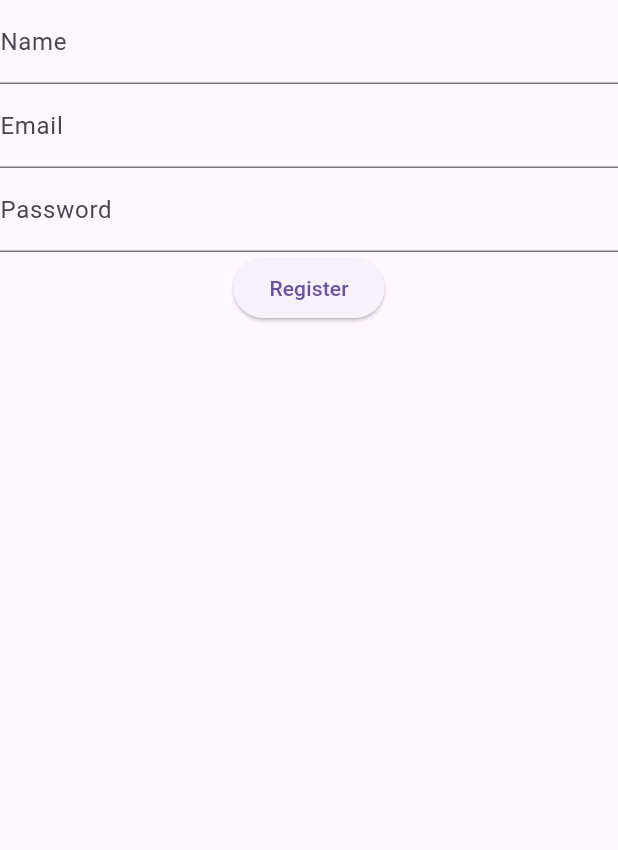
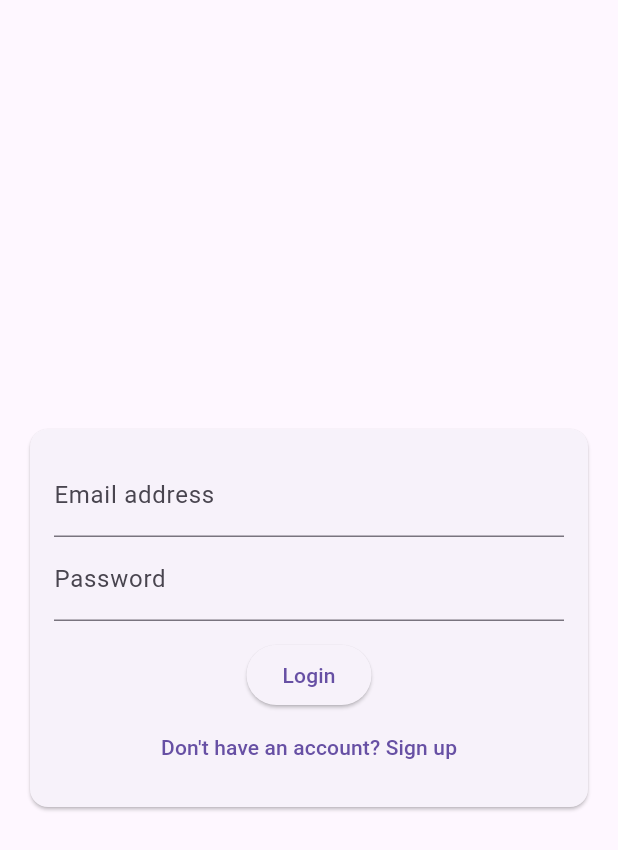
Before and after one commit to ctemkar/forexechangerates, a Flutter app: the screen it shows after launch, on a phone screen of 412 x 824 dp. Shown: the top 850 px of the screen. Run offline on Flutter 3.47's test engine with Material 3 defaults, Android fonts, the phone set to English and light mode, and no system bars.

Commit message:
Added Code For Toggling Login and Registration Form and changes made in main.dart to include these forms

```diff
--- /dev/null
+++ b/lib/auth/auth_form.dart
@@ -0,0 +1,126 @@
+import 'package:flutter/material.dart';
+
+class AuthForm extends StatefulWidget {
+  const AuthForm({super.key});
+
+  @override
+  State<AuthForm> createState() => _AuthFormState();
+
+}
+
+class _AuthFormState extends State<AuthForm> {
+  final _formKey = GlobalKey<FormState>();
+  bool _isLogin = true;
+
+  final _emailController = TextEditingController();
+  final _passwordController = TextEditingController();
+  final _usernameController = TextEditingController();
+
+
+  void _submit() {
+    if (_formKey.currentState!.validate()) {
+      // Implement login or registration logic here
+      if (_isLogin) {
+        // Login logic
+        print('Login with email: ${_emailController.text} and password: ${_passwordController.text}');
+      } else {
+        // Registration logic
+        print('Register with email: ${_emailController.text}, password: ${_passwordController.text}, and username: ${_usernameController.text}');
+      }
+    }
+  }
+
+  void _toggleMode() {
+    setState(() {
+      _isLogin = !_isLogin;
+    });
+  }
+
+  @override
+  Widget build(BuildContext context) {
+    return Center(
+      child: SizedBox(
+        width: 500, // Adjust the width as needed
+        child: Card(
+        margin: const EdgeInsets.all(20),
+        child: Padding(
+          padding: const EdgeInsets.all(16),
+          child: Form(
+            key: _formKey,
+            child:
+ Column(
+              mainAxisSize: MainAxisSize.min,
+              children: [
+                TextFormField(
+                  key: const ValueKey('email'),
+                  keyboardType: TextInputType.emailAddress,
+                  decoration: const InputDecoration(
+
+                    labelText: 'Email address',
+                  ),
+                  validator: (value) {
+                    if
+ (value!.isEmpty || !RegExp(r"[a-z0-9!#$%&'*+/=?^_`{|}~-]+(?:\.[a-z0-9!#$%&'*+/=?^_`{|}~-]+)*@(?:[a-z0-9](?:[a-z0-9-]*[a-z0-9])?\.)+[a-z0-9](?:[a-z0-9-]*[a-z0-9])?").hasMatch(value)) {
+                      return 'Please enter a valid email.';
+                    }
+                    return null;
+                  },
+                  onSaved: (value)
+ {
+                    // Handle saved email value
+                  },
+                ),
+                TextFormField(
+                  key: const ValueKey('password'),
+                  obscureText: true,
+                  decoration: const InputDecoration(
+                    labelText: 'Password',
+                  ),
+                  validator: (value) {
+                    if (value!.isEmpty || value.length
+ < 6) {
+                      return 'Password must be at least 6 characters long.';
+                    }
+                    return null;
+
+                  },
+                  onSaved: (value) {
+                    // Handle saved password value
+                  },
+                ),
+                if (!_isLogin)
+                  TextFormField(
+                    key: const ValueKey('username'),
+                    decoration: const InputDecoration(
+                      labelText: 'Username',
+                    ),
+                    validator:
+ (value) {
+                      if (value!.isEmpty || value.length < 4) {
+                        return 'Username must be at least 4 characters long.';
+                      }
+                      return null;
+                    },
+                    onSaved: (value)
+ {
+                      // Handle saved username value
+                    },
+                  ),
+                const SizedBox(height: 12),
+                ElevatedButton(
+                  onPressed: _submit,
+                  child: Text(_isLogin ? 'Login' : 'Signup'),
+                ),
+                TextButton(
+                  onPressed: _toggleMode,
+                  child: Text(_isLogin ? 'Don\'t have an account? Sign up' : 'Already have an account? Login'),
+                ),
+              ],
+            ),
+          ),
+        ),
+        ),
+      ),
+    );
+  }
+}
--- a/lib/main.dart
+++ b/lib/main.dart
@@ -3,7 +3,8 @@
 import 'package:flutter/foundation.dart';
 import 'package:flutter/material.dart';
 //import '../widgets/rate_list.dart';
-import 'package:myapp/screens/registration_screen.dart';
+import 'package:myapp/auth/auth_form.dart';
+
 void main() {
   FlutterError.onError = (details) {
     FlutterError.presentError(details);
@@ -25,7 +26,7 @@
       ),
       //home: const RegistrationScreen(),
       home:  Scaffold(
-         body: RegistrationForm(), //RateList(), // Wrap RateList in Scaffold
+         body: AuthForm(), //RegistrationForm(), //RateList(), // Wrap RateList in Scaffold
       ),
     );
   }
```
